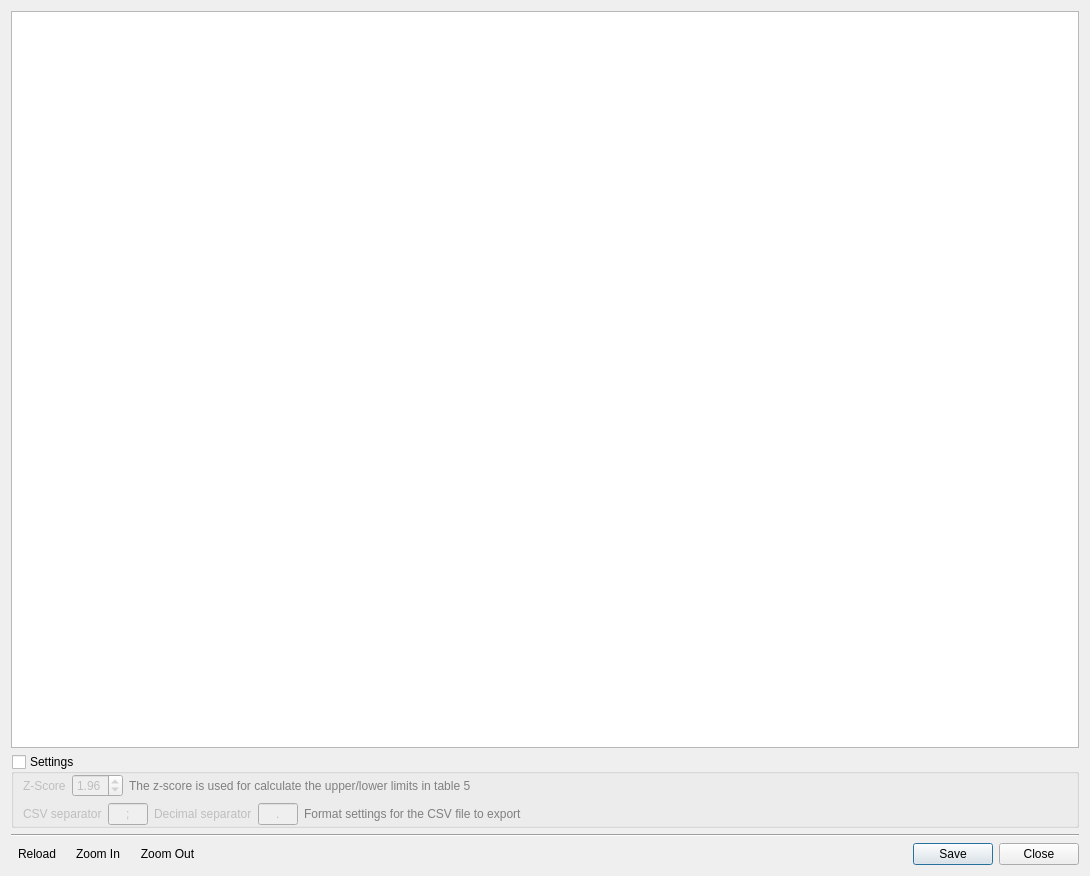
Above: ui/accuracy_assessment_dialog.ui from SMByC/AcATaMa before the change. Below: the same form after it.
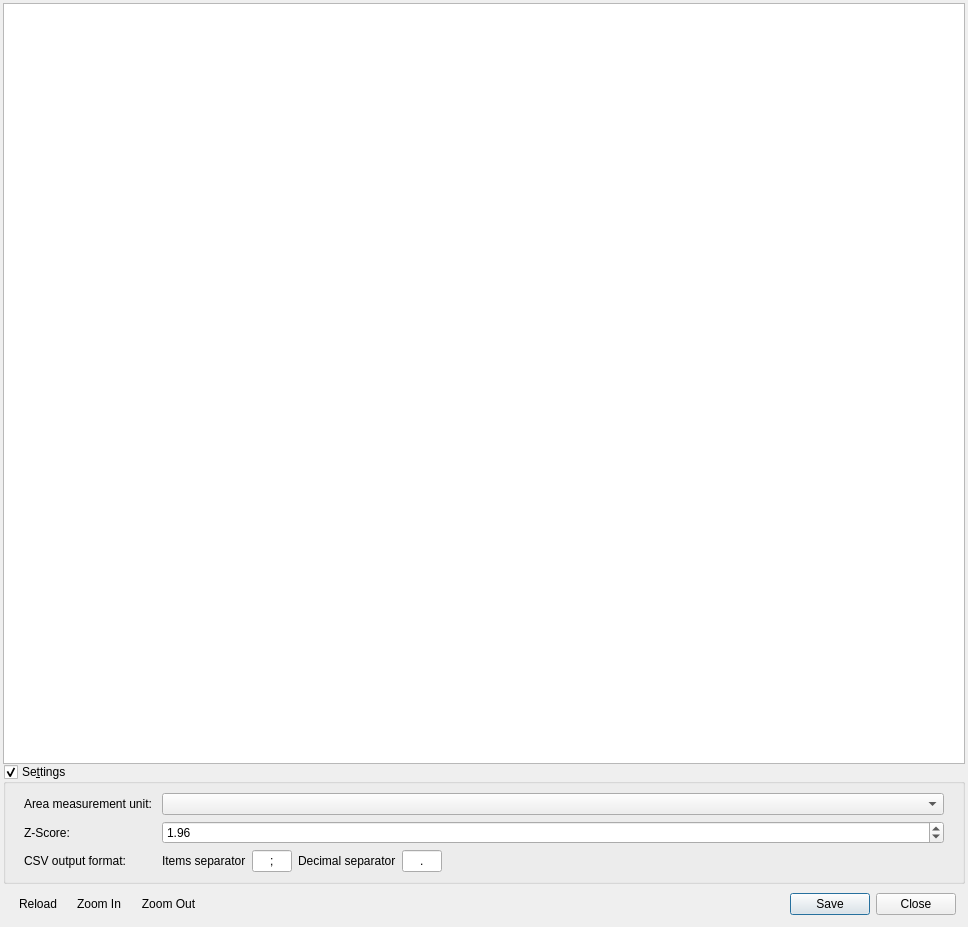
That is the form after the change. Icons and pictures are not drawn.

Commit message: Fixes several Qgis 2 api from grafted changes

```diff
--- a/ui/accuracy_assessment_dialog.ui
+++ b/ui/accuracy_assessment_dialog.ui
@@ -6,22 +6,28 @@
    <rect>
     <x>0</x>
     <y>0</y>
-    <width>1090</width>
-    <height>876</height>
+    <width>968</width>
+    <height>927</height>
    </rect>
   </property>
   <property name="windowTitle">
    <string>Classification accuracy assessment results</string>
   </property>
   <layout class="QVBoxLayout" name="verticalLayout">
+   <property name="spacing">
+    <number>0</number>
+   </property>
+   <property name="margin">
+    <number>3</number>
+   </property>
    <item>
     <widget class="QTextBrowser" name="ResultsHTML">
      <property name="html">
       <string>&lt;!DOCTYPE HTML PUBLIC &quot;-//W3C//DTD HTML 4.0//EN&quot; &quot;http://www.w3.org/TR/REC-html40/strict.dtd&quot;&gt;
 &lt;html&gt;&lt;head&gt;&lt;meta name=&quot;qrichtext&quot; content=&quot;1&quot; /&gt;&lt;style type=&quot;text/css&quot;&gt;
 p, li { white-space: pre-wrap; }
-&lt;/style&gt;&lt;/head&gt;&lt;body style=&quot; font-family:'Noto Sans'; font-size:10pt; font-weight:400; font-style:normal;&quot;&gt;
-&lt;p style=&quot;-qt-paragraph-type:empty; margin-top:0px; margin-bottom:0px; margin-left:0px; margin-right:0px; -qt-block-indent:0; text-indent:0px;&quot;&gt;&lt;br /&gt;&lt;/p&gt;&lt;/body&gt;&lt;/html&gt;</string>
+&lt;/style&gt;&lt;/head&gt;&lt;body style=&quot; font-family:'Noto Sans'; font-size:9pt; font-weight:400; font-style:normal;&quot;&gt;
+&lt;p style=&quot;-qt-paragraph-type:empty; margin-top:0px; margin-bottom:0px; margin-left:0px; margin-right:0px; -qt-block-indent:0; text-indent:0px; font-size:10pt;&quot;&gt;&lt;br /&gt;&lt;/p&gt;&lt;/body&gt;&lt;/html&gt;</string>
      </property>
      <property name="openExternalLinks">
       <bool>true</bool>
@@ -30,19 +36,25 @@
    </item>
    <item>
     <widget class="QGroupBox" name="groupBox_Settings">
+     <property name="enabled">
+      <bool>true</bool>
+     </property>
      <property name="title">
-      <string>Settings</string>
+      <string>Se&amp;ttings</string>
      </property>
      <property name="flat">
-      <bool>true</bool>
+      <bool>false</bool>
      </property>
      <property name="checkable">
       <bool>true</bool>
      </property>
      <property name="checked">
-      <bool>false</bool>
+      <bool>true</bool>
      </property>
      <layout class="QVBoxLayout" name="verticalLayout_2">
+      <property name="spacing">
+       <number>0</number>
+      </property>
       <property name="margin">
        <number>0</number>
       </property>
@@ -56,20 +68,36 @@
           <number>0</number>
          </property>
          <item>
-          <widget class="QWidget" name="widget_2" native="true">
-           <layout class="QHBoxLayout" name="horizontalLayout_2">
-            <property name="margin">
-             <number>0</number>
-            </property>
-            <item>
+          <widget class="QWidget" name="widget_5" native="true">
+           <property name="sizePolicy">
+            <sizepolicy hsizetype="Preferred" vsizetype="Maximum">
+             <horstretch>0</horstretch>
+             <verstretch>0</verstretch>
+            </sizepolicy>
+           </property>
+           <layout class="QFormLayout" name="formLayout">
+            <item row="1" column="0">
+             <widget class="QLabel" name="label_2">
+              <property name="text">
+               <string>Area measurement unit: </string>
+              </property>
+             </widget>
+            </item>
+            <item row="1" column="1">
+             <widget class="QComboBox" name="area_unit"/>
+            </item>
+            <item row="2" column="0">
              <widget class="QLabel" name="label">
               <property name="text">
-               <string>Z-Score</string>
+               <string>Z-Score: </string>
               </property>
              </widget>
             </item>
-            <item>
+            <item row="2" column="1">
              <widget class="QDoubleSpinBox" name="z_score">
+              <property name="toolTip">
+               <string>The z-score is used for calculate the upper/lower limits in table 5</string>
+              </property>
               <property name="minimum">
                <double>0.000000000000000</double>
               </property>
@@ -84,33 +112,14 @@
               </property>
              </widget>
             </item>
-            <item>
-             <widget class="QLabel" name="label_2">
-              <property name="styleSheet">
-               <string notr="true">color: gray;</string>
-              </property>
+            <item row="3" column="0">
+             <widget class="QLabel" name="label_5">
               <property name="text">
-               <string>The z-score is used for calculate the upper/lower limits in table 5</string>
+               <string>CSV output format: </string>
               </property>
              </widget>
             </item>
-            <item>
-             <spacer name="horizontalSpacer">
-              <property name="orientation">
-               <enum>Qt::Horizontal</enum>
-              </property>
-              <property name="sizeHint" stdset="0">
-               <size>
-                <width>40</width>
-                <height>20</height>
-               </size>
-              </property>
-             </spacer>
-            </item>
-           </layout>
-          </widget>
-         </item>
-         <item>
+            <item row="3" column="1">
           <widget class="QWidget" name="widget_3" native="true">
            <layout class="QHBoxLayout" name="horizontalLayout_3">
             <property name="margin">
@@ -119,7 +128,7 @@
             <item>
              <widget class="QLabel" name="label_3">
               <property name="text">
-               <string>CSV separator</string>
+                  <string>Items separator</string>
               </property>
              </widget>
             </item>
@@ -169,17 +178,7 @@
              </widget>
             </item>
             <item>
-             <widget class="QLabel" name="label_5">
-              <property name="styleSheet">
-               <string notr="true">color: gray;</string>
-              </property>
-              <property name="text">
-               <string>Format settings for the CSV file to export</string>
-              </property>
-             </widget>
-            </item>
-            <item>
-             <spacer name="horizontalSpacer_2">
+                <spacer name="horizontalSpacer">
               <property name="orientation">
                <enum>Qt::Horizontal</enum>
               </property>
@@ -200,14 +199,13 @@
      </layout>
     </widget>
    </item>
-   <item>
-    <widget class="Line" name="line">
-     <property name="orientation">
-      <enum>Qt::Horizontal</enum>
-     </property>
+     </layout>
     </widget>
    </item>
    <item>
+    <widget class="QWidget" name="widget_4" native="true">
+     <layout class="QGridLayout" name="gridLayout">
+      <item row="1" column="0">
     <widget class="QWidget" name="widget" native="true">
      <layout class="QHBoxLayout" name="horizontalLayout">
       <property name="margin">
@@ -279,6 +277,9 @@
    </item>
   </layout>
  </widget>
+   </item>
+  </layout>
+ </widget>
  <resources/>
  <connections>
   <connection>
```
Left out of the diff: 8 changed lines with no effect on the pictures. Lines whose indentation alone changed are shown as unchanged. The commit also changes 2 other files.
